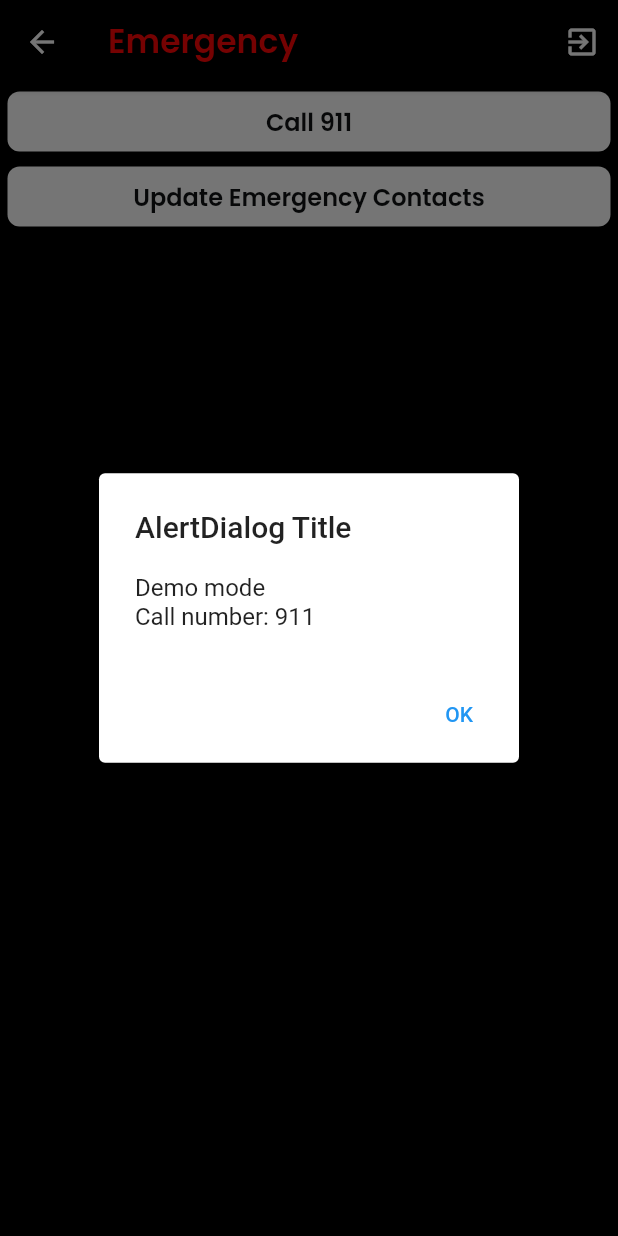
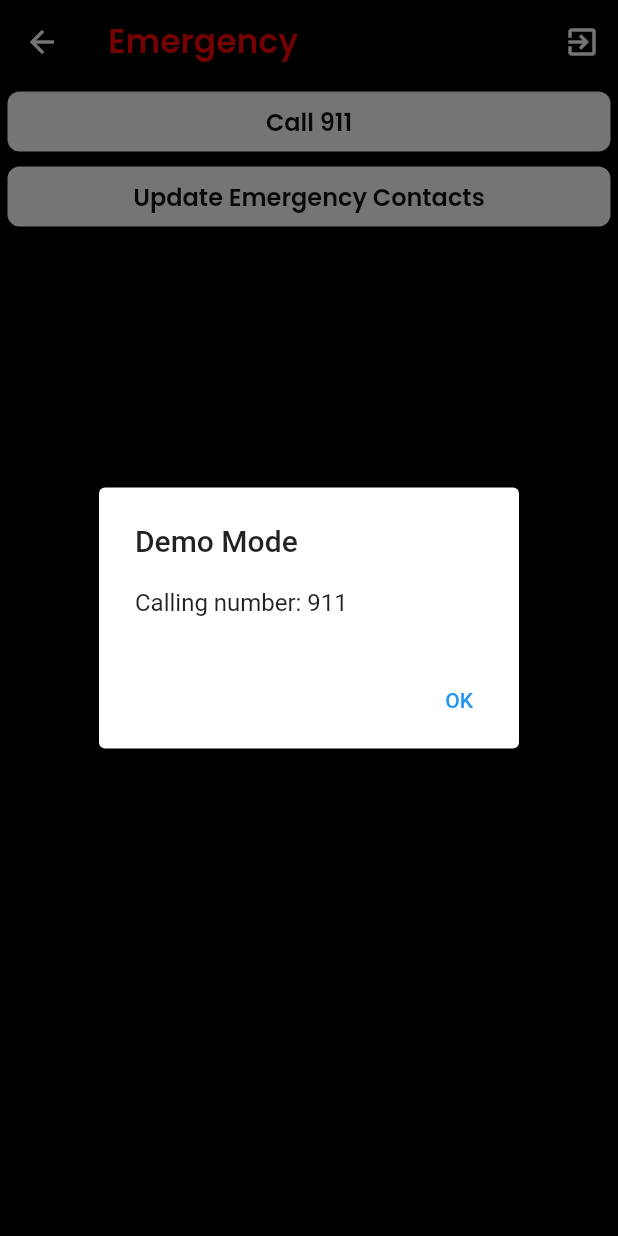
Before and after one commit to abdullah2891/safe_space_plugin, a Flutter app: the EmergencyWidget screen opened directly, after a tap on "Call 911", on a phone screen of 412 x 824 dp. Run offline on Flutter 3.47's test engine with Material 2 defaults, Android fonts, the light colour scheme and no system bars; drawn by our look-alikes of auto_size_text; our stand-ins replace assets_audio_player, cached_network_image, firebase_auth, firebase_core, firebase_database, flutter_contacts and 15 more; missing offline and left inert: audio_session, dart:html, flutter_phone_direct_caller, flutter_sms, flutter_sound, flutter_sound_platform_interface and 4 more; accounts and stored records are empty.

Commit message:
fixed phone alert

```diff
--- a/lib/src/utility/phone.dart
+++ b/lib/src/utility/phone.dart
@@ -13,8 +13,7 @@ class Phone {
     try {
       if (Config().isDemo) {
         await _showMyDialog([
-          "Demo mode",
-          "Call number: $number",
+          "Calling number: $number",
         ], context);
         return;
       }
@@ -38,8 +37,7 @@ class Phone {
       required BuildContext context}) async {
     if (Config().isDemo) {
       await _showMyDialog([
-        "Demo mode",
-        "Send message: $message",
+        "Sending message: $message",
         "To: $recipients",
       ], context);
       return;
@@ -62,7 +60,7 @@ class Phone {
       barrierDismissible: false, // user must tap button!
       builder: (BuildContext context) {
         return AlertDialog(
-          title: const Text('AlertDialog Title'),
+          title: const Text('Demo Mode'),
           content: SingleChildScrollView(
             child: ListBody(
               children: <Widget>[
```
